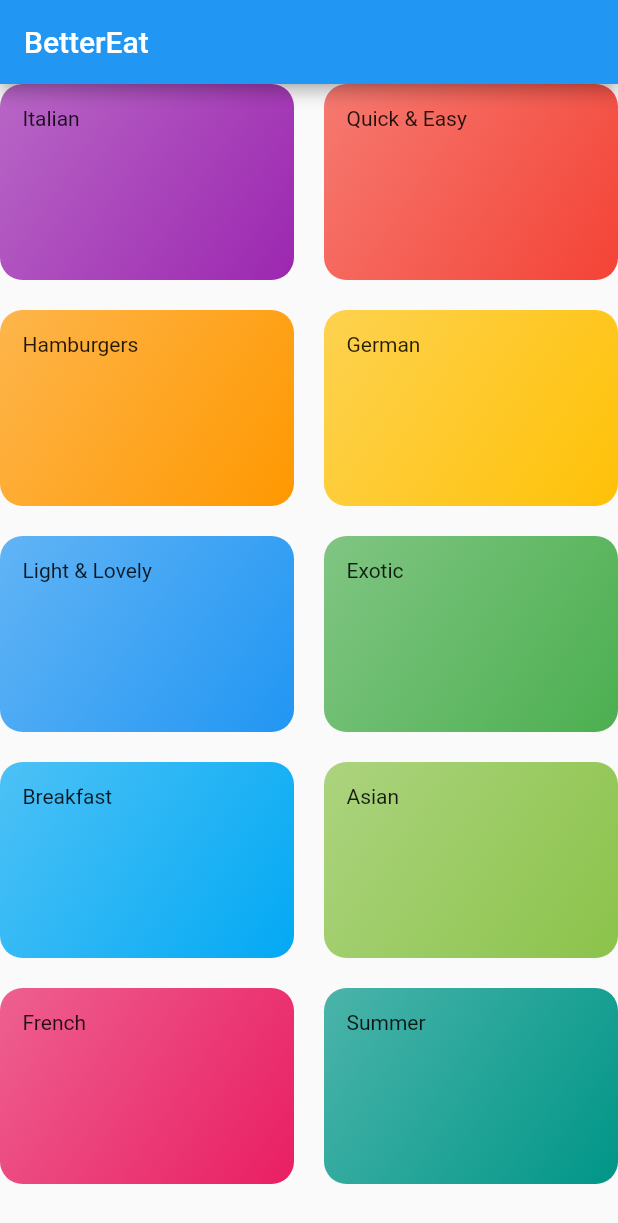
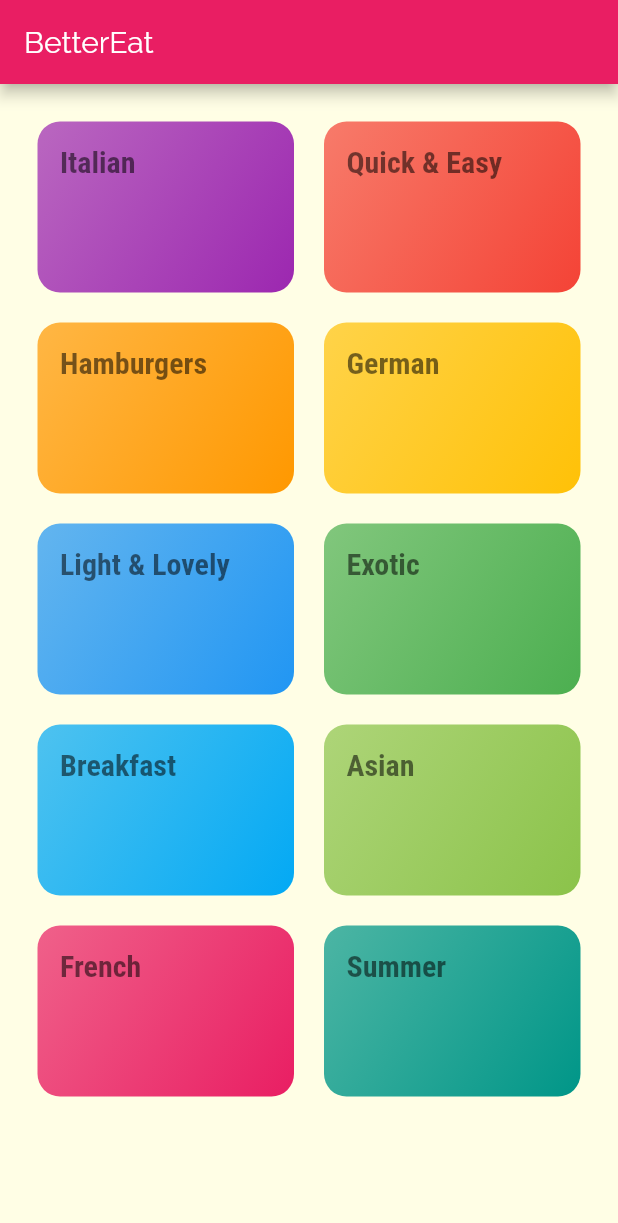
Before and after one commit to Denismr7/flutter_meals_app, a Flutter app: the screen it shows after launch, on a phone screen of 412 x 824 dp. Shown: the top 1223 px of the screen. Run offline on Flutter 3.47's test engine with Material 2 defaults, Android fonts, the phone set to English and light mode, and no system bars.

Commit message:
Categories styling and added fonts

```diff
--- a/lib/categories_screen.dart
+++ b/lib/categories_screen.dart
@@ -11,6 +11,7 @@ class CategoriesScreen extends StatelessWidget {
         title: const Text('BetterEat'),
       ),
       body: GridView(
+        padding: const EdgeInsets.all(25),
         gridDelegate: SliverGridDelegateWithMaxCrossAxisExtent(
           maxCrossAxisExtent: 200,
           childAspectRatio: 3 / 2,
--- a/lib/category_item.dart
+++ b/lib/category_item.dart
@@ -9,7 +9,10 @@ class CategoryItem extends StatelessWidget {
   Widget build(BuildContext context) {
     return Container(
       padding: const EdgeInsets.all(15),
-      child: Text(title),
+      child: Text(
+        title,
+        style: Theme.of(context).textTheme.headline1,
+      ),
       decoration: BoxDecoration(
         gradient: LinearGradient(
           colors: [color.withOpacity(0.7), color],
--- a/lib/main.dart
+++ b/lib/main.dart
@@ -10,7 +10,23 @@ class MealsApp extends StatelessWidget {
   Widget build(BuildContext context) {
     return MaterialApp(
       title: 'BetterEat',
-      theme: ThemeData(primarySwatch: Colors.blue),
+      theme: ThemeData(
+        primarySwatch: Colors.pink,
+        accentColor: Colors.amber,
+        canvasColor: Color.fromRGBO(255, 254, 229, 1),
+        fontFamily: 'Raleway',
+        textTheme: ThemeData.light().textTheme.copyWith(
+            bodyText1: TextStyle(
+              color: Color.fromRGBO(20, 51, 51, 1),
+            ),
+            bodyText2: TextStyle(
+              color: Color.fromRGBO(20, 51, 51, 1),
+            ),
+            headline1: TextStyle(
+                fontSize: 20,
+                fontFamily: 'RobotoCondensed',
+                fontWeight: FontWeight.bold)),
+      ),
       home: CategoriesScreen(),
     );
   }
```
Also changed, not shown: pubspec.yaml (+17 -6 lines), assets/fonts/Raleway-Black.ttf (added), assets/fonts/Raleway-Bold.ttf (added), assets/fonts/Raleway-Regular.ttf (added), assets/fonts/RobotoCondensed-Bold.ttf (added), assets/fonts/RobotoCondensed-Italic.ttf (added), assets/fonts/RobotoCondensed-Light.ttf (added), assets/fonts/RobotoCondensed-Regular.ttf (added).
